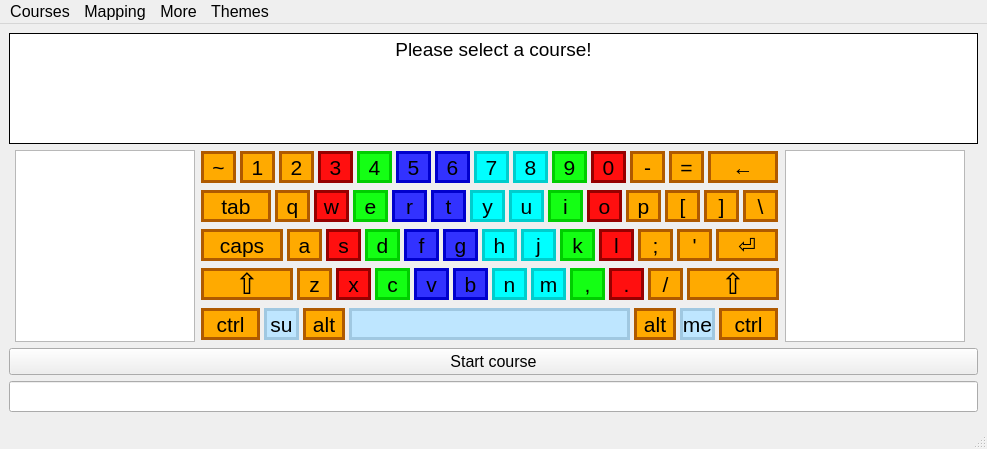
Before: the Qt Designer form mainwindow.ui in Sucharek233/ATFinQt, drawn with Qt 5.
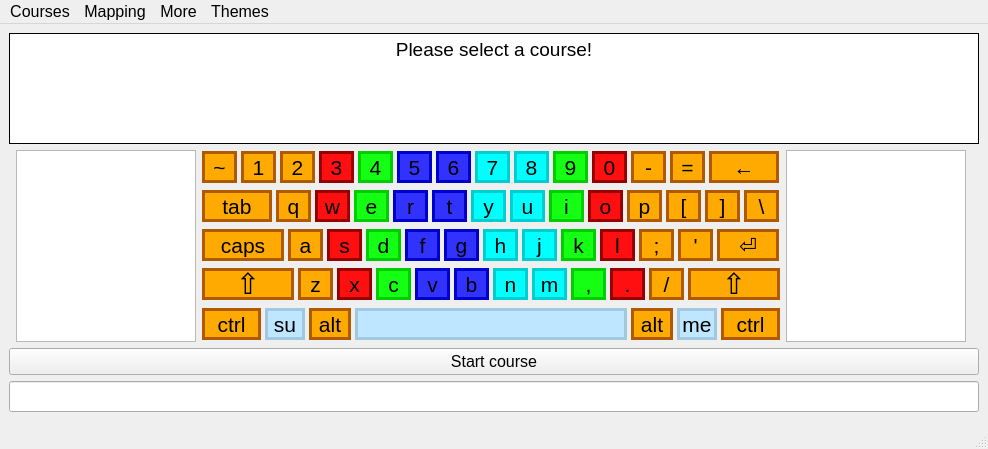
After: the same form once the commit is applied.

Patch:
```diff
--- a/mainwindow.ui
+++ b/mainwindow.ui
@@ -6,7 +6,7 @@
    <rect>
     <x>0</x>
     <y>0</y>
-    <width>987</width>
+    <width>988</width>
     <height>449</height>
    </rect>
   </property>
@@ -1899,13 +1899,13 @@
         </property>
         <property name="minimumSize">
          <size>
-          <width>35</width>
+          <width>40</width>
           <height>32</height>
          </size>
         </property>
         <property name="maximumSize">
          <size>
-          <width>35</width>
+          <width>40</width>
           <height>32</height>
          </size>
         </property>
@@ -2037,13 +2037,13 @@
         </property>
         <property name="minimumSize">
          <size>
-          <width>35</width>
+          <width>40</width>
           <height>32</height>
          </size>
         </property>
         <property name="maximumSize">
          <size>
-          <width>35</width>
+          <width>40</width>
           <height>32</height>
          </size>
         </property>
@@ -2123,13 +2123,13 @@
         </property>
         <property name="minimumSize">
          <size>
-          <width>281</width>
+          <width>271</width>
           <height>32</height>
          </size>
         </property>
         <property name="maximumSize">
          <size>
-          <width>281</width>
+          <width>272</width>
           <height>32</height>
          </size>
         </property>
@@ -2918,8 +2918,8 @@
        <string>&lt;!DOCTYPE HTML PUBLIC &quot;-//W3C//DTD HTML 4.0//EN&quot; &quot;http://www.w3.org/TR/REC-html40/strict.dtd&quot;&gt;
 &lt;html&gt;&lt;head&gt;&lt;meta name=&quot;qrichtext&quot; content=&quot;1&quot; /&gt;&lt;style type=&quot;text/css&quot;&gt;
 p, li { white-space: pre-wrap; }
-&lt;/style&gt;&lt;/head&gt;&lt;body style=&quot; font-family:'MS Shell Dlg 2'; font-size:8.25pt; font-weight:400; font-style:normal;&quot;&gt;
-&lt;p align=&quot;center&quot; style=&quot; margin-top:0px; margin-bottom:0px; margin-left:0px; margin-right:0px; -qt-block-indent:0; text-indent:0px;&quot;&gt;&lt;span style=&quot; font-family:'Arial'; font-size:14pt;&quot;&gt;Please select a course!&lt;/span&gt;&lt;/p&gt;&lt;/body&gt;&lt;/html&gt;</string>
+&lt;/style&gt;&lt;/head&gt;&lt;body style=&quot; font-family:'Arial'; font-size:14pt; font-weight:400; font-style:normal;&quot;&gt;
+&lt;p align=&quot;center&quot; style=&quot; margin-top:0px; margin-bottom:0px; margin-left:0px; margin-right:0px; -qt-block-indent:0; text-indent:0px;&quot;&gt;Please select a course!&lt;/p&gt;&lt;/body&gt;&lt;/html&gt;</string>
       </property>
      </widget>
     </item>
@@ -2981,7 +2981,7 @@
     <rect>
      <x>0</x>
      <y>0</y>
-     <width>987</width>
+     <width>988</width>
      <height>23</height>
     </rect>
    </property>
```
Left out of the diff: 11 changed lines with no effect on the pictures.
